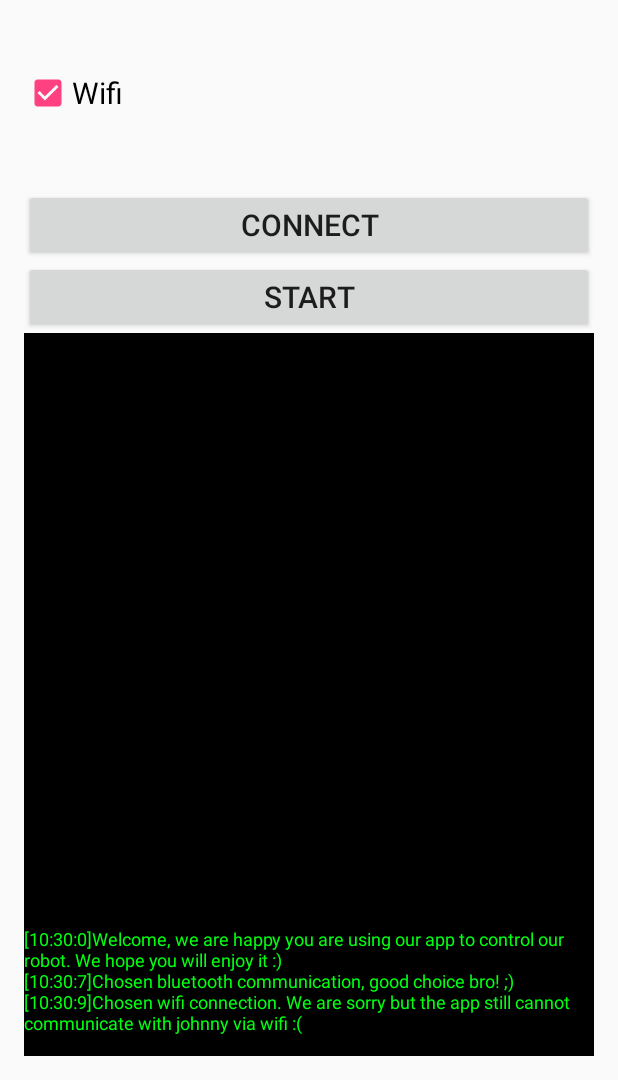
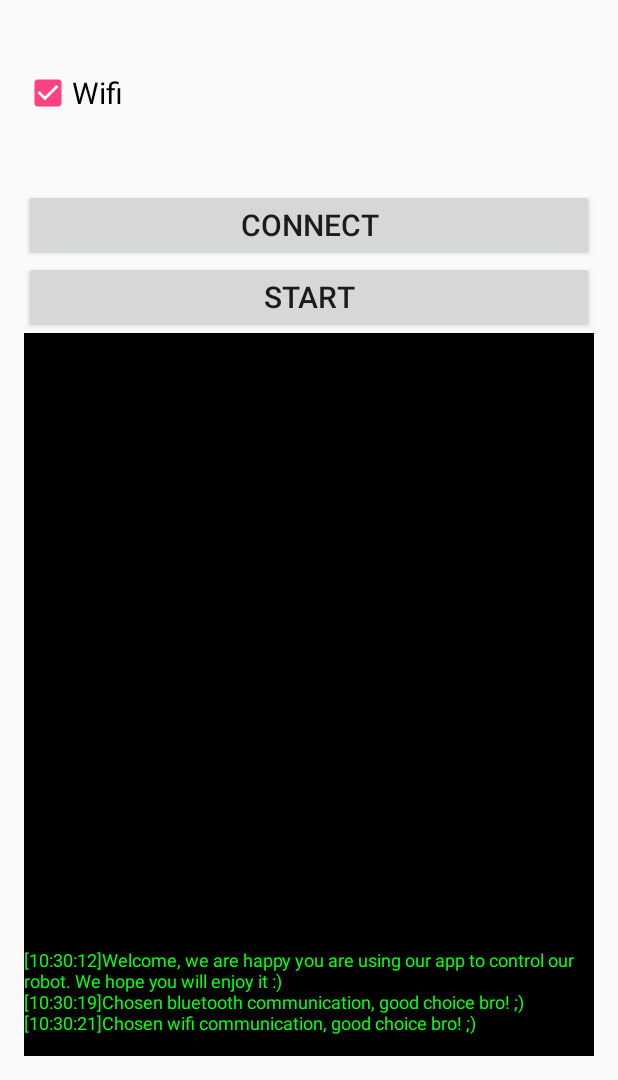
Before and after one commit to NicolaCovallero/jr_examples, an Android app: the screen it shows after launch (MainActivity), after a tap on "CONNECT", on a phone screen of 412 x 824 dp, the part 156-1236 px from its top. Run offline under Robolectric (Android 15) with nearby library versions, the phone set to English and light mode, and no system bars; 2 other taps on this screen came first.

Commit message:
Started WIFI communication

```diff
--- a/android/Bluetooth/app/src/main/java/com/example/dado/bluetooth/BluetoothConnection.java
+++ b/android/Bluetooth/app/src/main/java/com/example/dado/bluetooth/BluetoothConnection.java
@@ -31,7 +31,7 @@ public class BluetoothConnection {
     protected ConnectionThread connection = null;
 
     final protected String MAC = "B8:27:EB:20:53:7F";//"00:15:83:E8:49:2D";//CHANGE STRING WHEN CHANGE RASPBERRYPI
-    final protected String ROBOT_UUID = "94f39d29-7d6d-437d-973b-fba39e49d4ea";
+    final protected String ROBOT_UUID = "94f39d29-7d6d-437d-973b-fba39e49d4ee";
 
 
     protected int CONNECTED = 1;
--- a/android/JohnnyRobotController/app/src/main/AndroidManifest.xml
+++ b/android/JohnnyRobotController/app/src/main/AndroidManifest.xml
@@ -3,6 +3,12 @@
     package="com.example.nicola.johnnyrobotcontroller">
     <uses-permission android:name="android.permission.BLUETOOTH"/>
     <uses-permission android:name="android.permission.BLUETOOTH_ADMIN"/>
+
+    <uses-permission android:name="android.permission.INTERNET"/>
+    <uses-permission android:name="android.permission.ACCESS_WIFI_STATE" />
+    <uses-permission android:name="android.permission.CHANGE_WIFI_STATE" />
+    <uses-permission android:name="android.permission.CHANGE_NETWORK_STATE" />
+    <uses-permission android:name="android.permission.ACCESS_NETWORK_STATE" />
 
     <application
         android:allowBackup="true"
--- a/android/JohnnyRobotController/app/src/main/java/com/example/nicola/johnnyrobotcontroller/MainActivity.java
+++ b/android/JohnnyRobotController/app/src/main/java/com/example/nicola/johnnyrobotcontroller/MainActivity.java
@@ -24,7 +24,6 @@ import android.widget.Toast;
 import java.util.Calendar;
 
 
-
 public class MainActivity extends AppCompatActivity {
 
     private Bitmap js_motors, js_camera;
@@ -34,10 +33,16 @@ public class MainActivity extends AppCompatActivity {
     private TextView textView_terminal;
     private boolean connection_wifi = true; // false when the connection is via bluetooth
     private Handler textHandler;
-    protected Handler mHandler;
+    protected Handler terminalHandler;
+    private boolean connection;
 
     private int max_discovering_time = 20000; // 10 sec
     private BluetoothConnection motors_blue_connection, camera_motors_blue_connection;// bluetooth connection
+
+    private final int CONNECTION_PORT = 2525;
+    private final int DRIVING_PORT = 2526;
+    private final int CAMERA_DRIVING_PORT = 2529;
+    private WifiConnection connection_socket;
 
     final private String MAC = "00:15:83:E8:49:2D";//"00:15:83:E8:49:2D";//CHANGE STRING WHEN CHANGE RASPBERRYPI
     final private String DRIVING_SERVICE_UUID = "94f39d29-7d6d-437d-973b-fba39e49d4ed";
@@ -47,6 +52,8 @@ public class MainActivity extends AppCompatActivity {
     protected void onCreate(Bundle savedInstanceState) {
         super.onCreate(savedInstanceState);
         setContentView(R.layout.activity_main);
+
+        connection = false;
 
         motors_blue_connection = new BluetoothConnection();
         motors_blue_connection.setMACAddress(MAC);
@@ -70,6 +77,21 @@ public class MainActivity extends AppCompatActivity {
                     final RingDialog rd = new RingDialog();
                     rd.launchRingDialog(v);
                     writeTerminal("Connecting via Bluetooth...");
+                }
+                else{
+                    // thread to send and receive back a data
+                    new Thread(new Runnable() {
+                        @Override
+                        public void run() {
+                            connection_socket.connect(CONNECTION_PORT); // it is better to put it into a runnable
+                            connection_socket.sendStringData("connected");
+                            String msg_rcv = connection_socket.receiveStringData();
+                            String[] data_rcv = msg_rcv.split("/");
+                            if (  data_rcv[0].equals("jr_data") ){
+                                sendTerminalHandlerMsg("Connected with Johnny Robot via WIFI! :)");
+                            }
+                        }
+                    }).start();
                 }
             }
         });
@@ -98,6 +120,7 @@ public class MainActivity extends AppCompatActivity {
         if (connection_wifi) {
             cb_bluetooth.setChecked(false);
             cb_wifi.setChecked(true);
+            connection_socket = new WifiConnection();
         }
         else{
             cb_bluetooth.setChecked(true);
@@ -142,8 +165,9 @@ public class MainActivity extends AppCompatActivity {
                     connection_wifi = true;
                     cb_bluetooth.setChecked(false);
                     cb_wifi.setChecked(true);
-                    writeTerminal("Chosen wifi connection. We are sorry but the app still cannot"+
-                            " communicate with johnny via wifi :(");
+                    connection_socket = new WifiConnection();
+
+                    writeTerminal("Chosen wifi communication, good choice bro! ;)");
                 }
                 else {
                     if (!motors_blue_connection.isEnabled()) {
@@ -170,6 +194,7 @@ public class MainActivity extends AppCompatActivity {
 
 
         });
+
 
 
         js_motors = BitmapFactory.decodeResource(getResources() , R.drawable.joystick);
@@ -200,6 +225,26 @@ public class MainActivity extends AppCompatActivity {
         });
         */
 
+        /**
+         * This handler is executed in the UI Thread when it receives a Message
+         * which could have some information, in this case this handler manage to enable
+         * STOP and COMMUNICATION buttons when it receives a message (which is send when the
+         * connection has been established or time out happened), and check if effectively the
+         * connection has been established (inputMessage.what == 1).
+         * NOTE: This handler can de deefined in whatever part/subclass of the code (by the way it is executed
+         * in the main Thread), but it is better to declear it
+         * as member of the mainActivity.
+         */
+        terminalHandler = new Handler(Looper.getMainLooper()) {
+            /*
+             * handleMessage() defines the operations to perform when
+             * the Handler receives a new Message to process.
+             */
+            @Override
+            public void handleMessage(Message inputMessage) {
+                writeTerminal((String) inputMessage.obj);
+            }
+        };
     }
 
     /**
@@ -244,41 +289,10 @@ public class MainActivity extends AppCompatActivity {
 
 
     private class RingDialog {
-        protected int state;
+        protected String state;
 
         public RingDialog(){
-            state = 0;
-            /**
-             * This handler is executed in the UI Thread when it receives a Message
-             * which could have some information, in this case this handler manage to enable
-             * STOP and COMMUNICATION buttons when it receives a message (which is send when the
-             * connection has been established or time out happened), and check if effectively the
-             * connection has been established (inputMessage.what == 1).
-             * NOTE: This handler can de deefined in whatever part/subclass of the code (by the way it is executed
-             * in the main Thread), but it is better to declear it
-             * as member of the mainActivity.
-             */
-            mHandler = new Handler(Looper.getMainLooper()) {
-                /*
-                 * handleMessage() defines the operations to perform when
-                 * the Handler receives a new Message to process.
-                 */
-                @Override
-                public void handleMessage(Message inputMessage) {
-                    if (inputMessage.what == 1) {
-                        Log.d("handleMessage", "enabling buttons");
-                        //stopConnectionPi.setEnabled(true);
-                        //communicationPi.setEnabled(true);
-                        writeTerminal("Connected with Johnny! :)");
-
-                    }
-                    else
-                    {
-                        Toast.makeText(getApplicationContext(), "Impossible to connect to the robot, try it again.", Toast.LENGTH_SHORT).show();
-                        writeTerminal("Impossible to connect to the robot, try it again.");
-                    }
-                }
-            };
+            state = "0";
         }
 
         /**
@@ -307,11 +321,9 @@ public class MainActivity extends AppCompatActivity {
                             counter += 100;
                         }
                         if ((counter >= max_discovering_time)) {
-                            state = 0;
-                            Log.d("Maximum discoverying time exceeded", ".....");
-                            writeTerminal("Maximum discoverying time exceeded...");
+                            state = "Maximum discoverying time exceeded ... ";
                         } else if (camera_motors_blue_connection.connectionState() == 1) {
-                            state = 1;
+                            state = "Connected with Johnny! :)";
                         }
 
                     } catch (Exception e) {
@@ -320,18 +332,25 @@ public class MainActivity extends AppCompatActivity {
 
                     ringProgressDialog.dismiss();
 
-                    /**
-                     * Prepare the message for the mHandler
-                     */
-                    Message completeMsg = mHandler.obtainMessage(state);
-                    /**
-                     * Sending the message to mHandler
-                     */
-                    completeMsg.sendToTarget();
+                    sendTerminalHandlerMsg(state);
+
+
                 }
             }).start();
         }
     }
+
+    /**
+     * Create a string message to send to the terminalHandler which prints it into the terminal
+      * @param msg String message
+     */
+    protected void sendTerminalHandlerMsg(String msg){
+        Message completeMsg = Message.obtain();
+        completeMsg.obj = msg;
+        completeMsg.setTarget(terminalHandler);
+        completeMsg.sendToTarget();
+    }
+
 
     @Override
     protected void onDestroy() {
--- a/android/JohnnyRobotController/app/src/main/java/com/example/nicola/johnnyrobotcontroller/Singleton.java
+++ b/android/JohnnyRobotController/app/src/main/java/com/example/nicola/johnnyrobotcontroller/Singleton.java
@@ -9,6 +9,8 @@ public class Singleton {
     private static Singleton mInstance = null;
 
     private String mString;
+
+    private String connection_style;
     private BluetoothConnection motors_blue_connection, camera_motors_blue_connection;// bluetooth connections
 
 
@@ -31,6 +33,10 @@ public class Singleton {
         mString = value;
     }
 
+    public void setConnectioStyle(String val){ connection_style = val; }
+
+    public String getConnectionStyle() { return connection_style; }
+
     public void setMotorsBluetoothConnection(BluetoothConnection bc){
         motors_blue_connection = bc;
     }
--- /dev/null
+++ b/android/JohnnyRobotController/app/src/main/java/com/example/nicola/johnnyrobotcontroller/WifiConnection.java
@@ -0,0 +1,108 @@
+package com.example.nicola.johnnyrobotcontroller;
+
+import android.util.Log;
+
+import java.net.DatagramPacket;
+import java.net.DatagramSocket;
+import java.net.InetAddress;
+
+/**
+ * Created by nicola on 16/02/17.
+ */
+public class WifiConnection {
+
+    protected String RASP_IP = "192.168.0.12"; // raspberry's IP default address
+    protected DatagramSocket socket;
+    protected InetAddress local;
+    protected int server_port;
+
+
+    public WifiConnection(){
+
+        try {
+            socket = new DatagramSocket();
+            local = InetAddress.getByName(RASP_IP);
+        }
+        catch (Exception e){
+            Log.d("EXCEPTION UDP SOCKET", e.getMessage());
+        }
+
+    }
+
+    public void connect(int port){
+        try{
+            socket.connect(local, port);
+            server_port = port;
+        }
+        catch (Exception e){
+
+        }
+
+    }
+
+    // TODO: implement the followings functions as runnable.
+    /**
+     * Send string data. For the moment it should be used inside a runnable.
+     * @<code>
+     *     new Thread(new Runnable() {
+     *       @Override
+     *       public void run() {
+     *          connection_socket.sendStringData("connected");
+     *       }
+     *       }).start();;
+     * </code>
+     * @param data
+     */
+    public boolean sendStringData(String data){
+
+        try{
+            if (socket.isConnected()){
+                DatagramPacket p = new DatagramPacket(data.getBytes(), data.length(), local,
+                        server_port);
+                socket.send(p);
+            }
+            else{
+                Log.d("UDP SOCKET","Socket not connected");
+            }
+            return true;
+        }
+        catch (Exception e){
+            Log.d("EXCEP: SENDING DATA", e.getMessage());
+            return false;
+        }
+
+    }
+
+    /**
+     * @<code>
+     *     new Thread(new Runnable() {
+     *       @Override
+     *       public void run() {
+     *           String msg_rcv = connection_socket.receiveStringData();
+     *       }
+     *       }).start();;
+     * </code>
+     * @return
+     */
+    public String receiveStringData(){
+        try{
+            if (socket.isConnected()){
+                    byte[] buffer = new byte[1024];
+                DatagramPacket p = new DatagramPacket(buffer,buffer.length, local, server_port);
+                socket.receive(p);
+                return new String(p.getData(), "UTF-8");
+            }
+            else{
+                Log.d("UDP SOCKET","Socket not connected");
+                return "not connected";
+            }
+
+        }
+        catch (Exception e){
+            Log.d("EXCEP: RECEIVING DATA", e.getMessage());
+            return "false";
+        }
+    }
+
+
+}
```
